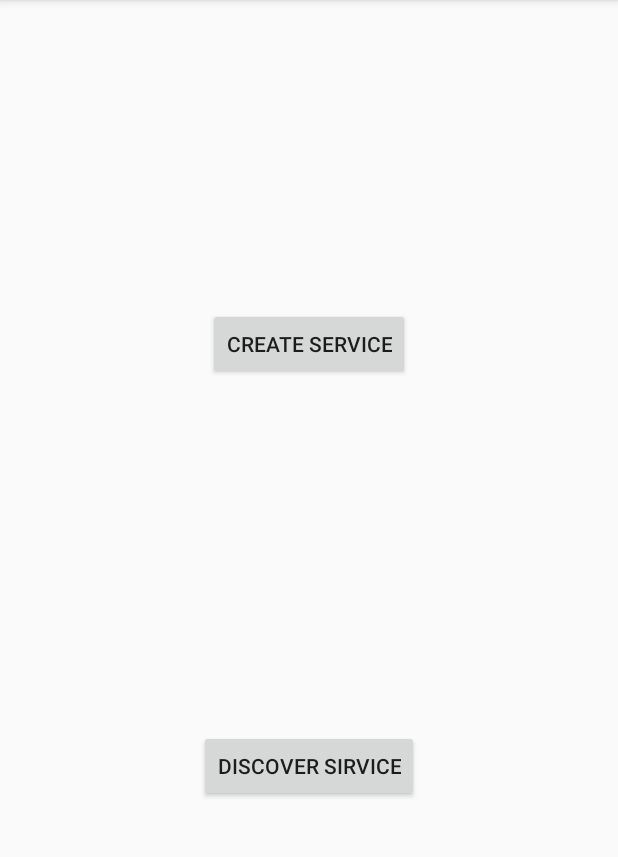
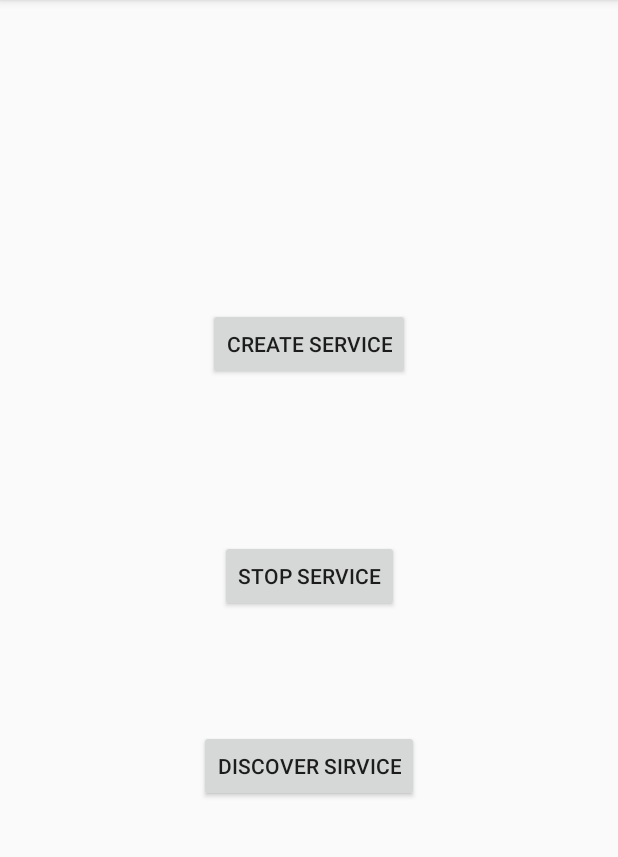
Before and after one commit to developernadeem/Linkify, an Android app: the screen it shows after launch (MainActivity), on a phone screen of 412 x 824 dp, the part 84-941 px from its top. Run offline under Robolectric (Android 15) with nearby library versions, the phone set to English and light mode, and no system bars.

```diff
--- a/app/src/main/java/pk/edu/uaf/linkify/Adapters/MyServicesRecyclerAdapter.java
+++ b/app/src/main/java/pk/edu/uaf/linkify/Adapters/MyServicesRecyclerAdapter.java
@@ -49,6 +49,8 @@ public class MyServicesRecyclerAdapter extends RecyclerView.Adapter<MyServicesRe
                                     new OutputStreamWriter(mSocket.getOutputStream())),
                                     true);
                             out.println("You Got A message from Nadeem. Happy Coding!");
+                            out.close();
+                            mSocket.close();
                         }catch (IOException e){
                             e.printStackTrace();
                         }
--- a/app/src/main/java/pk/edu/uaf/linkify/MainActivity.java
+++ b/app/src/main/java/pk/edu/uaf/linkify/MainActivity.java
@@ -20,6 +20,16 @@ public class MainActivity extends AppCompatActivity {
         setContentView(R.layout.activity_main);
 
         Button createService = findViewById(R.id.button);
+        Button stopService = findViewById(R.id.stopService);
+        stopService.setOnClickListener(new View.OnClickListener() {
+            @Override
+            public void onClick(View v) {
+                Intent serviceIntent = new Intent(MainActivity.this, LinkifyIntententService.class);
+
+                stopService(serviceIntent);
+
+            }
+        });
         Button discoverService = findViewById(R.id.button2);
         createService.setOnClickListener(new View.OnClickListener() {
             @Override
--- a/app/src/main/res/layout/activity_main.xml
+++ b/app/src/main/res/layout/activity_main.xml
@@ -24,6 +24,22 @@
         app:layout_constraintVertical_bias="0.27999997" />
 
     <Button
+        android:id="@+id/stopService"
+        android:layout_width="wrap_content"
+        android:layout_height="wrap_content"
+        android:layout_marginStart="8dp"
+        android:layout_marginLeft="8dp"
+        android:layout_marginTop="8dp"
+        android:layout_marginEnd="8dp"
+        android:layout_marginRight="8dp"
+        android:layout_marginBottom="8dp"
+        android:text="Stop Service"
+        app:layout_constraintBottom_toBottomOf="parent"
+        app:layout_constraintEnd_toEndOf="parent"
+        app:layout_constraintStart_toStartOf="parent"
+        app:layout_constraintTop_toTopOf="parent" />
+
+    <Button
         android:id="@+id/button2"
         android:layout_width="wrap_content"
         android:layout_height="wrap_content"
```
Also changed, not shown: app/src/main/java/pk/edu/uaf/linkify/ServicesAndThreads/ClientWorker.java (+18 -7 lines), app/src/main/java/pk/edu/uaf/linkify/ServicesAndThreads/LinkifyIntententService.java (+13 -7 lines).
